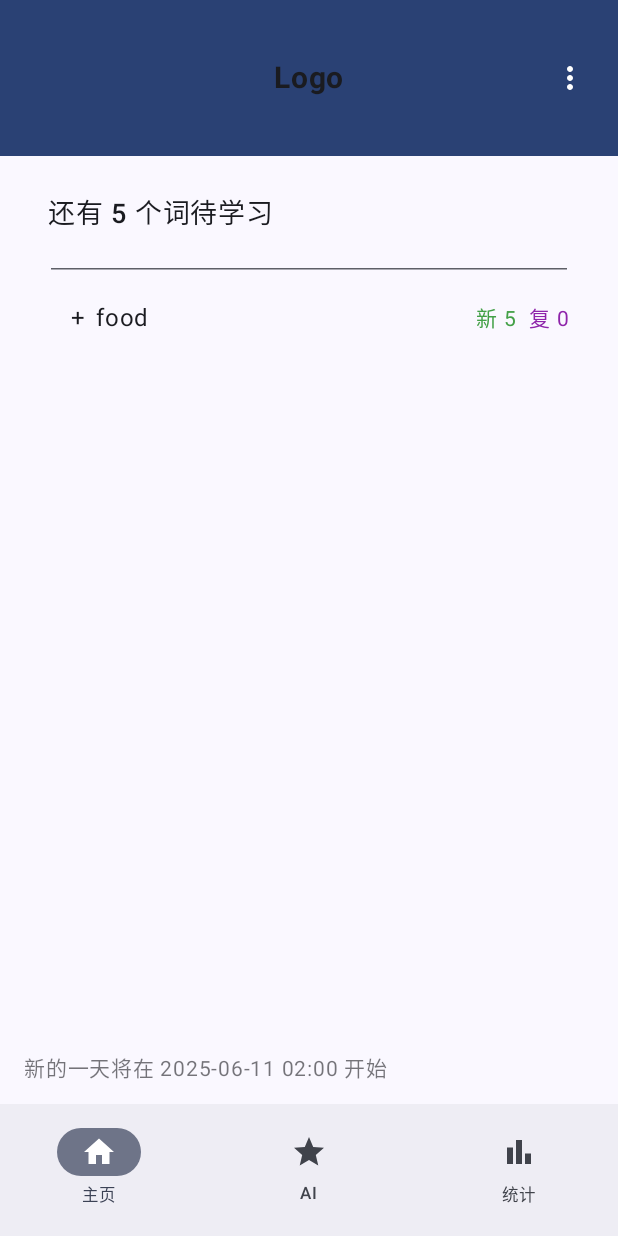
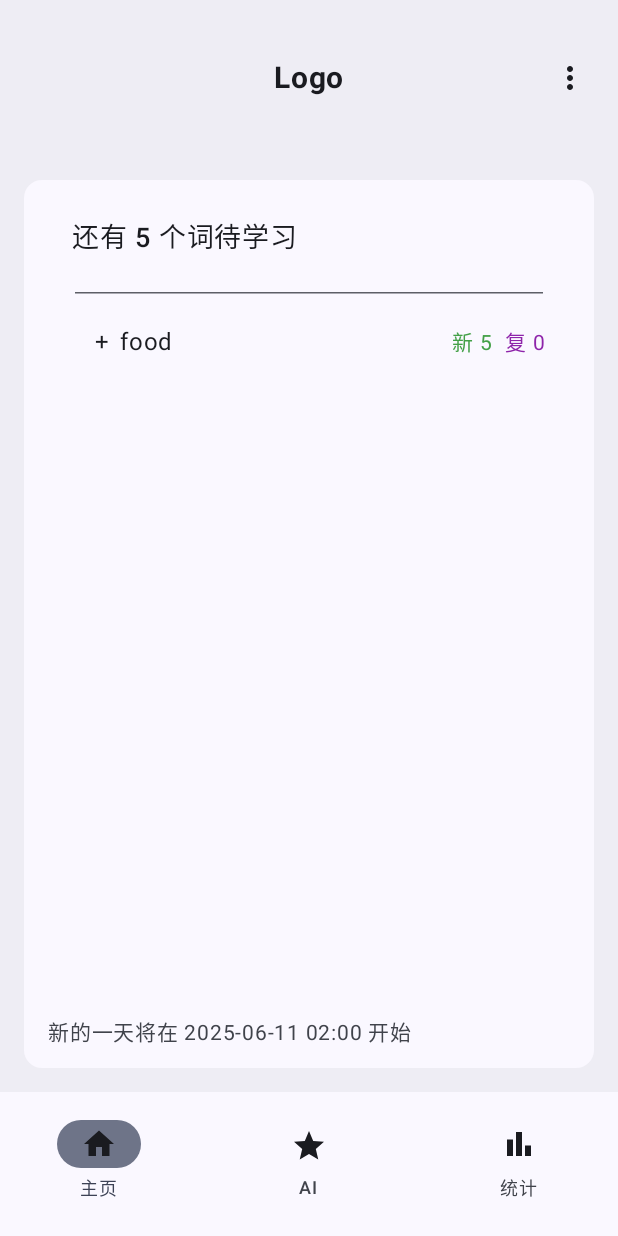
Before and after one commit to sakesane/Memori, an Android app built with Jetpack Compose: the screen it shows after launch (MainActivity), on a phone screen of 412 x 824 dp. Run offline under Robolectric (Android 15) with nearby library versions, the phone set to English and light mode, and no system bars; our stand-ins replace Dagger/Hilt's generated code, Room's generated code, accompanist.

Commit message:
💥修复systemBar显示，改善homeScreen颜色

```diff
--- a/app/build.gradle.kts
+++ b/app/build.gradle.kts
@@ -70,6 +70,8 @@ dependencies {
     implementation(libs.room.ktx)
     kapt(libs.room.compiler)
     testImplementation(libs.room.testing)
+    implementation(libs.accompanist.systemuicontroller)
+
 }
 
 kapt {
--- a/app/src/main/java/com/example/memori/ui/AppScaffold.kt
+++ b/app/src/main/java/com/example/memori/ui/AppScaffold.kt
@@ -13,14 +13,39 @@ import com.example.memori.navigation.AppNavGraph
 import androidx.compose.animation.Crossfade
 import androidx.compose.animation.core.tween
 import androidx.compose.foundation.background
+import androidx.compose.foundation.isSystemInDarkTheme
 import androidx.compose.foundation.layout.fillMaxSize
+import androidx.compose.material3.Surface
+import androidx.compose.runtime.LaunchedEffect
+import androidx.compose.ui.graphics.Color
+import androidx.compose.ui.unit.dp
 import com.example.memori.navigation.Routes
 import com.example.memori.ui.bars.BottomNavBar
 import com.example.memori.ui.bars.TopNavBar
+import com.google.accompanist.systemuicontroller.rememberSystemUiController
 
 @SuppressLint("UnusedCrossfadeTargetStateParameter")
 @Composable
 fun AppScaffold(navController: NavHostController) {
+
+    // 主题
+    val bgColor = androidx.compose.material3.MaterialTheme.colorScheme.surfaceContainer
+    val contentColor = androidx.compose.material3.MaterialTheme.colorScheme.surface
+    val darkTheme = isSystemInDarkTheme()
+    val systemUiController = rememberSystemUiController()
+
+    LaunchedEffect(darkTheme) {
+        systemUiController.setStatusBarColor(
+            color = Color.Transparent,
+            darkIcons = !darkTheme
+        )
+        systemUiController.setNavigationBarColor(
+            color = Color.Transparent,
+            navigationBarContrastEnforced = false,
+            darkIcons = !darkTheme
+        )
+    }
+
     val navBackStackEntry by navController.currentBackStackEntryAsState()
     val currentRoute = navBackStackEntry?.destination?.route
     val selectedIndex = when (currentRoute) {
@@ -43,14 +68,22 @@ fun AppScaffold(navController: NavHostController) {
             Box(
                 modifier = Modifier
                     .padding(innerPadding)
-                    .background(androidx.compose.material3.MaterialTheme.colorScheme.background)
+                    .background(bgColor)
+            ) {
+                Surface (
+                    modifier = Modifier
+                        .fillMaxSize()
+                        .padding(16.dp),
+                    shape = androidx.compose.material3.MaterialTheme.shapes.medium,
+                    color = contentColor
                 ) {
-                Crossfade(
+                    Crossfade(
                         targetState = currentRoute,
                         animationSpec = tween(durationMillis = 0)
                     ) { route ->
                         AppNavGraph(navController = navController)
                     }
+                }
             }
         }
     }
--- a/app/src/main/java/com/example/memori/ui/bars/BottomNavBar.kt
+++ b/app/src/main/java/com/example/memori/ui/bars/BottomNavBar.kt
@@ -11,7 +11,9 @@ import androidx.compose.runtime.Composable
 import androidx.compose.ui.Modifier
 import androidx.compose.ui.res.painterResource
 import androidx.compose.ui.unit.dp
+import androidx.compose.ui.unit.sp
 import androidx.navigation.NavController
+import com.example.memori.R
 
 @Composable
 fun BottomNavBar(
@@ -20,8 +22,12 @@ fun BottomNavBar(
 ) {
     val routes = listOf("home", "smart", "stats")
     val labels = listOf("主页", "AI", "统计")
+    val barColor = MaterialTheme.colorScheme.surface
+    val iconColor = MaterialTheme.colorScheme.onSurface
+
     NavigationBar(
-        modifier = Modifier.height(88.dp) // 调整底栏高度
+        modifier = Modifier.height(96.dp),
+        containerColor = barColor
     ) {
         routes.forEachIndexed { index, route ->
             NavigationBarItem(
@@ -37,11 +43,20 @@ fun BottomNavBar(
                 },
                 icon = {
                     when (index) {
-                        0 -> Icon(Icons.Default.Home, contentDescription = "主页面")
-                        1 -> Icon(Icons.Default.Star, contentDescription = "智能")
+                        0 -> Icon(
+                            imageVector = Icons.Default.Home,
+                            contentDescription = "主页面",
+                            tint = iconColor
+                        )
+                        1 -> Icon(
+                            imageVector = Icons.Default.Star,
+                            contentDescription = "智能",
+                            tint = iconColor
+                        )
                         2 -> Icon(
-                            painter = painterResource(id = com.example.memori.R.drawable.bar_chart_24),
-                            contentDescription = "统计"
+                            painter = painterResource(id = R.drawable.bar_chart_24),
+                            contentDescription = "统计",
+                            tint = iconColor
                         )
                         else -> Spacer(modifier = Modifier.size(24.dp))
                     }
@@ -49,6 +64,7 @@ fun BottomNavBar(
                 label = {
                     Text(
                         text = labels[index],
+                        fontSize = 12.sp,
                         style = MaterialTheme.typography.labelSmall
                     )
                 },
--- a/app/src/main/java/com/example/memori/ui/bars/TopNavBar.kt
+++ b/app/src/main/java/com/example/memori/ui/bars/TopNavBar.kt
@@ -19,9 +19,10 @@ import androidx.compose.ui.unit.sp
 fun TopNavBar() {
     val insets = WindowInsets.statusBars.asPaddingValues()
     var menuExpanded by remember { mutableStateOf(false) }
+    val barColor = MaterialTheme.colorScheme.surfaceContainer
 
     Surface(
-        color = MaterialTheme.colorScheme.primary,
+        color = barColor,
         // shadowElevation = 4.dp
     ) {
         Box(
--- a/app/src/main/java/com/example/memori/ui/card/CardScreen.kt
+++ b/app/src/main/java/com/example/memori/ui/card/CardScreen.kt
@@ -4,6 +4,7 @@ import androidx.compose.animation.core.Animatable
 import androidx.compose.animation.core.tween
 import androidx.compose.foundation.clickable
 import androidx.compose.foundation.gestures.detectDragGestures
+import androidx.compose.foundation.isSystemInDarkTheme
 import androidx.compose.material3.Surface
 import androidx.compose.runtime.*
 import androidx.compose.ui.Alignment
@@ -20,10 +21,12 @@ import androidx.compose.foundation.layout.Box
 import androidx.compose.foundation.layout.fillMaxSize
 import androidx.compose.material3.Text
 import androidx.compose.runtime.livedata.observeAsState
+import androidx.compose.ui.graphics.Color
 import androidx.hilt.navigation.compose.hiltViewModel
 import com.example.memori.algorithm.Rating
 import com.example.memori.database.util.CustomNewDayTimeConverter
 import com.example.memori.ui.card.topInfo.TopInfo
+import com.google.accompanist.systemuicontroller.rememberSystemUiController
 import java.time.LocalDateTime
 
 /**
@@ -43,9 +46,24 @@ fun CardScreen(deckId: Long) {
     val cards by vm.cardQueue.observeAsState(emptyList())
     var until = LocalDateTime.now()
 
+    // 主题
+    val backgroundColor = androidx.compose.material3.MaterialTheme.colorScheme.surfaceContainer
+    val cardColor = androidx.compose.material3.MaterialTheme.colorScheme.surface
+    val darkTheme = isSystemInDarkTheme()
+    val systemUiController = rememberSystemUiController()
+
     LaunchedEffect(deckId) {
         until = CustomNewDayTimeConverter.getTodayRefreshDateTime(context)
         vm.loadCardQueue(deckId, until)
+        systemUiController.setStatusBarColor(
+            color = Color.Transparent,
+            darkIcons = !darkTheme
+        )
+        systemUiController.setNavigationBarColor(
+            color = Color.Transparent,
+            navigationBarContrastEnforced = false,
+            darkIcons = !darkTheme
+        )
     }
 
     // 动画状态
@@ -64,9 +82,6 @@ fun CardScreen(deckId: Long) {
     val maxOffsetPx = 32.dp.value * density
     val slideOutDistance = 1500f
 
-    // 主题
-    val backgroundColor = androidx.compose.material3.MaterialTheme.colorScheme.surfaceContainer
-    val cardColor = androidx.compose.material3.MaterialTheme.colorScheme.surface
 
     Surface(
         modifier = Modifier.fillMaxSize(),
--- a/app/src/main/java/com/example/memori/ui/home/HomeContent.kt
+++ b/app/src/main/java/com/example/memori/ui/home/HomeContent.kt
@@ -28,6 +28,9 @@ fun HomeContent(
     navController: NavController,
     viewModel: HomeViewModel = hiltViewModel()
 ) {
+    // 主题
+    val refreshTextColor = MaterialTheme.colorScheme.onSurfaceVariant
+
     val context = LocalContext.current
     val prefs = remember { context.getSharedPreferences("memori_prefs", Context.MODE_PRIVATE) }
     var expandedDecks by remember {
@@ -65,13 +68,17 @@ fun HomeContent(
             .fillMaxSize()
             .padding(horizontal = 16.dp)
     ) {
+        Spacer(modifier = Modifier.width(8.dp))
+
         LearnProgressText(wordCount)
+
         HorizontalDivider(
             modifier = Modifier
                 .padding(horizontal = 18.dp, vertical = 8.dp),
             thickness = 1.dp,
             color = MaterialTheme.colorScheme.outline
         )
+
         DeckList(
             decks = decks,
             expandedDecks = expandedDecks,
@@ -85,15 +92,17 @@ fun HomeContent(
                 }
             }
         )
+
         // 新增：刷新时间提示
         if (refreshDateTime != null) {
             Text(
                 text = "新的一天将在 $refreshDateTime 开始",
                 modifier = Modifier
                     .fillMaxWidth()
-                    .padding(vertical = 12.dp),
+                    .padding(vertical = 12.dp)
+                    .align(Alignment.CenterHorizontally),
                 fontSize = 14.sp,
-                color = MaterialTheme.colorScheme.onBackground.copy(alpha = 0.6f)
+                color = refreshTextColor
             )
         }
     }
--- a/gradle/libs.versions.toml
+++ b/gradle/libs.versions.toml
@@ -16,6 +16,7 @@ room = "2.6.1"
 runtimeLivedata = "1.8.2"
 datastoreCoreAndroid = "1.1.7"
 datastorePreferencesCoreAndroid = "1.1.7"
+accompanist = "0.34.0"
 
 [libraries]
 androidx-core-ktx = { group = "androidx.core", name = "core-ktx", version.ref = "coreKtx" }
@@ -44,6 +45,7 @@ androidx-runtime-livedata = { group = "androidx.compose.runtime", name = "runtim
 androidx-datastore-core-android = { group = "androidx.datastore", name = "datastore-core-android", version.ref = "datastoreCoreAndroid" }
 androidx-datastore-preferences-core-android = { group = "androidx.datastore", name = "datastore-preferences-core-android", version.ref = "datastorePreferencesCoreAndroid" }
 androidx-datastore-preferences = { group = "androidx.datastore", name = "datastore-preferences", version = "1.1.0" }
+accompanist-systemuicontroller = { group = "com.google.accompanist", name = "accompanist-systemuicontroller", version.ref = "accompanist" }
 
 [plugins]
 android-application = { id = "com.android.application", version.ref = "agp" }
```
